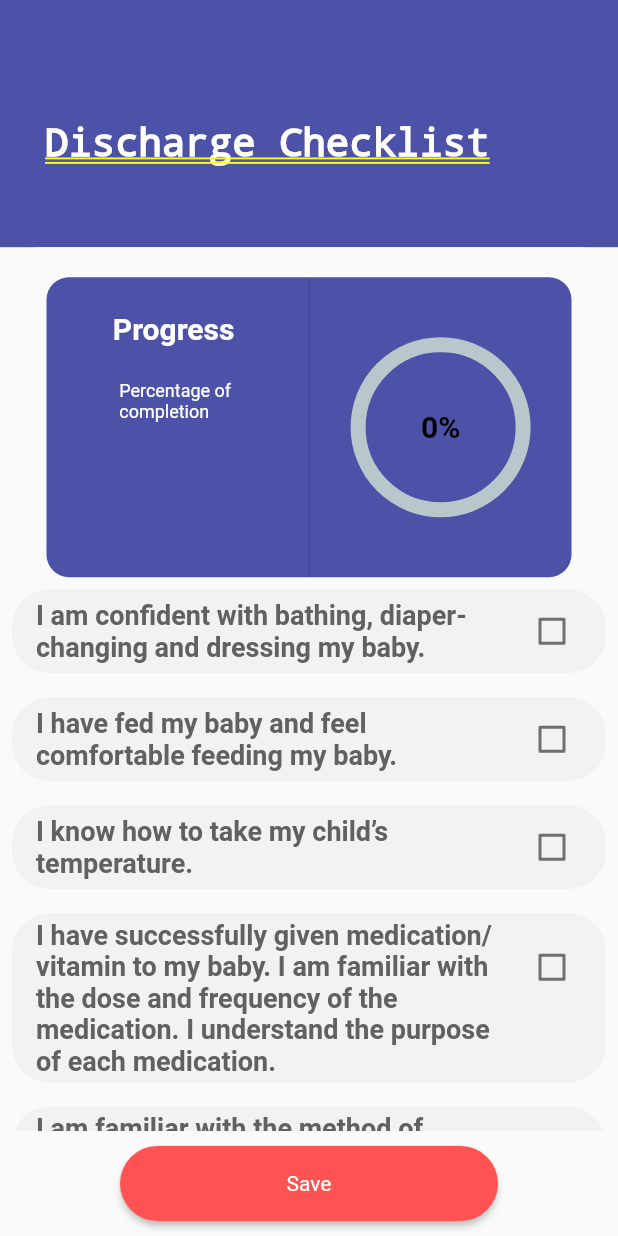
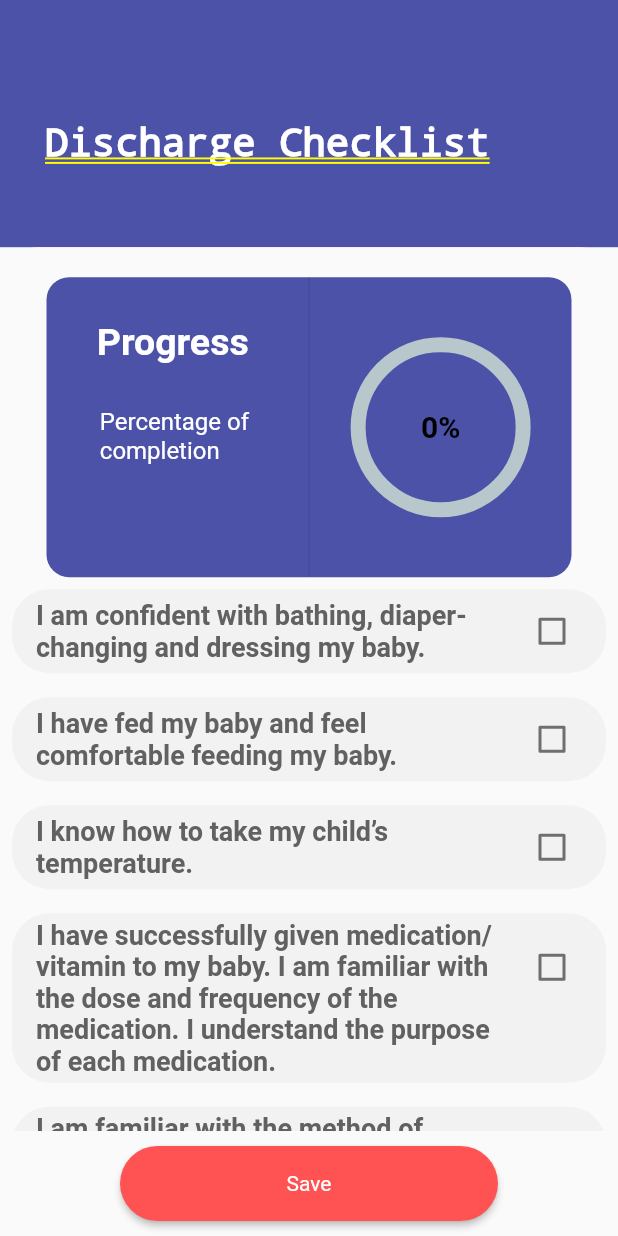
Before and after one commit to ccaian/Team-13-ITP-SE-39, a Flutter app: the DischargeCheckListPage screen opened by its route, on a phone screen of 412 x 824 dp. Run offline on Flutter 3.47's test engine with Material 2 defaults, Android fonts, the phone set to English and light mode, and no system bars; drawn by our look-alikes of percent_indicator; our stand-ins replace circular_profile_avatar, cloud_firestore, datetime_picker_formfield, firebase_auth, firebase_core, firebase_database and 9 more; missing offline and left inert: dart:ffi, image_downloader; accounts and stored records are empty.

Commit message:
Font changes

```diff
--- a/lib/dischargechecklist.dart
+++ b/lib/dischargechecklist.dart
@@ -204,10 +204,10 @@
                     Expanded(child: Column(
                       children: [
                         Text('\nProgress \n', style: TextStyle(
-                          fontSize: 20,fontWeight: FontWeight.bold, color: Colors.white
+                          fontSize: 25,fontWeight: FontWeight.bold, color: Colors.white
                         ),),
                         Text('Percentage of \ncompletion', style: TextStyle(
-                            fontSize: 12, color: Colors.white
+                            fontSize: 16, color: Colors.white
                         ),),
                       ],
                     ),
```
